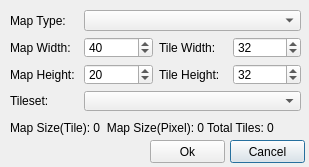
Old version of the form editor/frmnewmap.ui in the repository MrMilad/Kite2D.
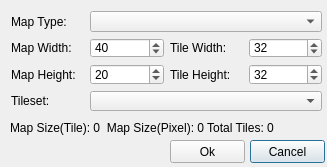
New version of the form.

The edit to the form file:
```diff
--- a/editor/frmnewmap.ui
+++ b/editor/frmnewmap.ui
@@ -6,19 +6,19 @@
    <rect>
     <x>0</x>
     <y>0</y>
-    <width>309</width>
+    <width>327</width>
     <height>167</height>
    </rect>
   </property>
   <property name="minimumSize">
    <size>
-    <width>309</width>
+    <width>327</width>
     <height>167</height>
    </size>
   </property>
   <property name="maximumSize">
    <size>
-    <width>309</width>
+    <width>327</width>
     <height>167</height>
    </size>
   </property>
@@ -28,7 +28,7 @@
   <widget class="QPushButton" name="btnCancel">
    <property name="geometry">
     <rect>
-     <x>230</x>
+     <x>250</x>
      <y>140</y>
      <width>75</width>
      <height>23</height>
@@ -41,7 +41,7 @@
   <widget class="QPushButton" name="btnOk">
    <property name="geometry">
     <rect>
-     <x>150</x>
+     <x>170</x>
      <y>140</y>
      <width>75</width>
      <height>23</height>
@@ -51,13 +51,26 @@
     <string>Ok</string>
    </property>
   </widget>
+  <widget class="QLabel" name="lblInfo">
+   <property name="geometry">
+    <rect>
+     <x>10</x>
+     <y>120</y>
+     <width>311</width>
+     <height>16</height>
+    </rect>
+   </property>
+   <property name="text">
+    <string>Map Size(Tile): 0  Map Size(Pixel): 0 Total Tiles: 0</string>
+   </property>
+  </widget>
   <widget class="QWidget" name="layoutWidget">
    <property name="geometry">
     <rect>
-     <x>10</x>
-     <y>10</y>
-     <width>291</width>
-     <height>101</height>
+     <x>11</x>
+     <y>11</y>
+     <width>311</width>
+     <height>100</height>
     </rect>
    </property>
    <layout class="QGridLayout" name="gridLayout">
@@ -163,19 +176,6 @@
     </item>
    </layout>
   </widget>
-  <widget class="QLabel" name="lblInfo">
-   <property name="geometry">
-    <rect>
-     <x>10</x>
-     <y>120</y>
-     <width>291</width>
-     <height>16</height>
-    </rect>
-   </property>
-   <property name="text">
-    <string>Map Size(Tile): 0  Map Size(Pixel): 0 Total Tiles: 0</string>
-   </property>
-  </widget>
  </widget>
  <tabstops>
   <tabstop>cmbType</tabstop>
```
Left out of the diff: 112 changed lines with no effect on the pictures.
